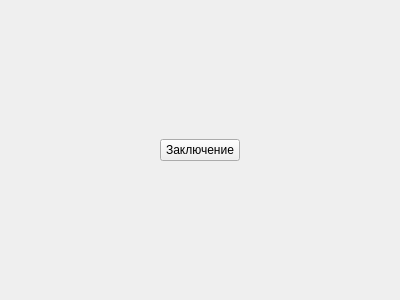
Old version of the form wpdiagnosis.ui in the repository MafuraG/Zubopros.
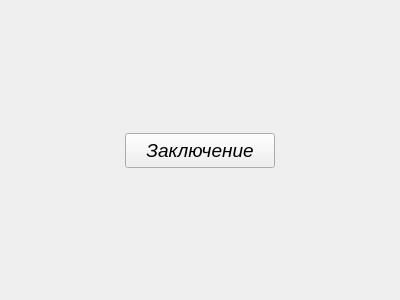
New version of the form.

What changed in the file:
```diff
--- a/wpdiagnosis.ui
+++ b/wpdiagnosis.ui
@@ -16,6 +16,20 @@
   <layout class="QGridLayout" name="gridLayout">
    <item row="1" column="1">
     <widget class="QPushButton" name="diagnosisButton">
+     <property name="minimumSize">
+      <size>
+       <width>150</width>
+       <height>35</height>
+      </size>
+     </property>
+     <property name="font">
+      <font>
+       <pointsize>14</pointsize>
+       <weight>50</weight>
+       <italic>true</italic>
+       <bold>false</bold>
+      </font>
+     </property>
      <property name="text">
       <string>Заключение</string>
      </property>
```
